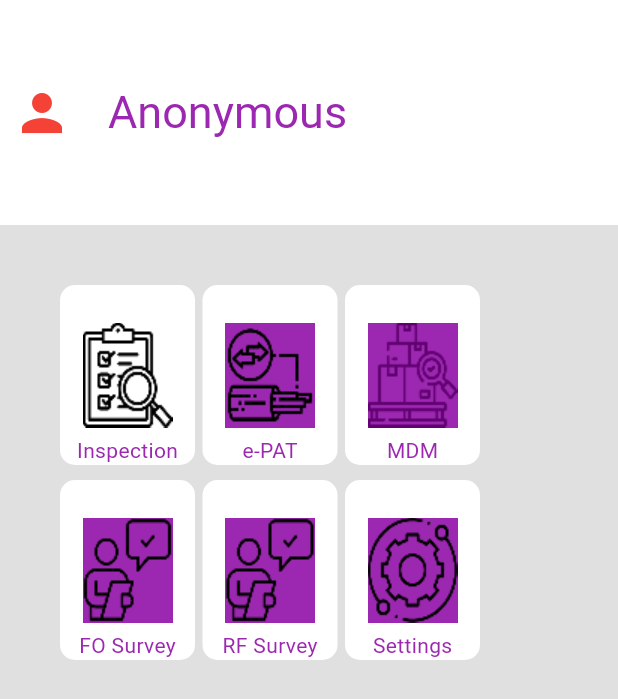
After one commit to zackama/eqait_test, a Flutter app: the SocendPage screen opened directly, on a phone screen of 412 x 824 dp. The commit adds this screen. Shown: the top 699 px of the screen. Run offline on Flutter 3.47's test engine with Material 3 defaults, Android fonts, the phone set to English and light mode, and no system bars.

Commit message:
home and nav

```diff
--- a/lib/main.dart
+++ b/lib/main.dart
@@ -1,6 +1,6 @@
 import 'package:eqait_test/pages/signin.dart';
 import 'package:flutter/material.dart';
-
+import 'package:eqait_test/pages/homepage.dart';
 void main() {
   runApp(HomePage());
 }
--- /dev/null
+++ b/lib/pages/homepage.dart
@@ -0,0 +1,211 @@
+import 'package:flutter/material.dart';
+import 'package:flutter/widgets.dart';
+
+class SocendPage extends StatelessWidget {
+  @override
+  Widget build(BuildContext context) {
+    return Scaffold(
+      appBar: AppBar(
+        title: const Text('Anonymous',style: TextStyle(color: Colors.purple, fontSize: 30,)),
+        backgroundColor: Colors.white,
+        toolbarHeight: 150.0,
+        leading: const Icon(Icons.person, size: 40, color: Colors.red,),
+      ),
+      body: Stack(
+        children: [
+          Container(
+            decoration: BoxDecoration(
+              color: Colors.grey[300],
+            ),
+            child: Padding(
+              padding: const EdgeInsets.all(40.0),
+              child: Stack(
+                children: [
+                  Column(
+                    children: [
+                      Row(
+                        children: [
+                          Container(
+                            decoration: BoxDecoration(
+                              color: Colors.white,
+                              borderRadius: BorderRadius.circular(10.0),
+                              image: const DecorationImage(
+                                  image: ResizeImage(
+                                      AssetImage('assets/inspection.png'),
+                                      width: 60,
+                                      height: 70),
+                                  alignment: Alignment.center),
+                            ),
+                            width: 90,
+                            height: 120,
+                            child: const Align(
+                              alignment: Alignment.bottomCenter,
+                              child:  Text(
+                                "Inspection",
+                                style: TextStyle(
+                                  color: Colors.purple,
+                                ),
+                              ),
+                            ),
+                          ),
+                          const SizedBox(width: 5),
+                          Container(
+                            decoration: BoxDecoration(
+                              color: Colors.white,
+                              borderRadius: BorderRadius.circular(10.0),
+                              image: const DecorationImage(
+                                image: ResizeImage(
+                                    AssetImage('assets/fiber.png'),
+                                    width: 60,
+                                    height: 70),
+                                alignment: Alignment.center,
+                                colorFilter: ColorFilter.mode(
+                                    Colors.purple, BlendMode.color),
+                              ),
+                            ),
+                            width: 90,
+                            height: 120,
+                            child: const Align(
+                              alignment: Alignment.bottomCenter,
+                              child:  Text(
+                                "e-PAT",
+                                style: TextStyle(
+                                  color: Colors.purple,
+                                ),
+                              ),
+                            ),
+                          ),
+                          const SizedBox(width: 5),
+                          Container(
+                            decoration: BoxDecoration(
+                              color: Colors.white,
+                              borderRadius: BorderRadius.circular(10.0),
+                              image: const DecorationImage(
+                                image: ResizeImage(
+                                    AssetImage(
+                                        'assets/material-management.png'),
+                                    width: 60,
+                                    height: 70),
+                                alignment: Alignment.center,
+                                colorFilter: ColorFilter.mode(
+                                    Colors.purple, BlendMode.color),
+                              ),
+                            ),
+                            width: 90,
+                            height: 120,
+                            child: const Align(
+                              alignment: Alignment.bottomCenter,
+                              child:  Text(
+                                "MDM",
+                                style: TextStyle(
+                                  color: Colors.purple,
+                                ),
+                              ),
+                            ),
+                          ),
+                        ],
+                      ),
+                      const SizedBox(
+                        height: 10,
+                      ),
+                      Row(
+                        children: [
+                          Container(
+                            decoration: BoxDecoration(
+                              color: Colors.white,
+                              borderRadius: BorderRadius.circular(10),
+                              image: const DecorationImage(
+                                image: ResizeImage(
+                                    AssetImage('assets/surveyor.png'),
+                                    width: 60,
+                                    height: 70),
+                                alignment: Alignment.center,
+                                colorFilter: ColorFilter.mode(
+                                    Colors.purple, BlendMode.color),
+                              ),
+                            ),
+                            width: 90,
+                            height: 120,
+                            child: const Align(
+                              alignment: Alignment.bottomCenter,
+                              child:  Text(
+                                "FO Survey",
+                                style: TextStyle(
+                                  color: Colors.purple,
+                                ),
+                              ),
+                            ),
+                          ),
+                          const SizedBox(
+                            width: 5,
+                            height: 30,
+                          ),
+                          Container(
+                            decoration: BoxDecoration(
+                              color: Colors.white,
+                              borderRadius: BorderRadius.circular(10),
+                              image: const DecorationImage(
+                                image: ResizeImage(
+                                    AssetImage('assets/surveyor.png'),
+                                    width: 60,
+                                    height: 70),
+                                alignment: Alignment.center,
+                                colorFilter: ColorFilter.mode(
+                                    Colors.purple, BlendMode.color),
+                              ),
+                            ),
+                            width: 90,
+                            height: 120,
+                            child: const Align(
+                              alignment: Alignment.bottomCenter,
+                              child:  Text(
+                                "RF Survey",
+                                style: TextStyle(
+                                  color: Colors.purple,
+                                ),
+                              ),
+                            ),
+                          ),
+                          const SizedBox(
+                            width: 5,
+                            height: 30,
+                          ),
+                          Container(
+                            decoration: BoxDecoration(
+                              color: Colors.white,
+                              borderRadius: BorderRadius.circular(10),
+                              image: const DecorationImage(
+                                image: ResizeImage(
+                                    AssetImage('assets/settings.png'),
+                                    width: 60,
+                                    height: 70),
+                                alignment: Alignment.center,
+                                colorFilter: ColorFilter.mode(
+                                    Colors.purple, BlendMode.color),
+                              ),
+                            ),
+                            width: 90,
+                            height: 120,
+                            child: const Align(
+                              alignment: Alignment.bottomCenter,
+                              child:  Text(
+                                "Settings",
+                                style: TextStyle(
+                                  color: Colors.purple,
+                                ),
+                              ),
+                            ),
+                          ),
+                        ],
+                      ),
+                    ],
+                  ),
+                ],
+              ),
+            ),
+          ),
+        ],
+      ),
+    );
+  }
+}
--- a/lib/pages/signin.dart
+++ b/lib/pages/signin.dart
@@ -1,4 +1,5 @@
 import 'package:flutter/material.dart';
+import 'package:eqait_test/pages/homepage.dart';
 
 class SignIn extends StatefulWidget {
   @override
@@ -7,6 +8,8 @@ class SignIn extends StatefulWidget {
 
 class _SignInState extends State<SignIn> {
   bool _isPasswordVisible = false;
+  final TextEditingController _usernameController = TextEditingController();
+  final TextEditingController _passwordController = TextEditingController();
 
   @override
   Widget build(BuildContext context) {
@@ -50,8 +53,9 @@ class _SignInState extends State<SignIn> {
                       ],
                     ),
                     const SizedBox(height: 30),
-                    const TextField(
-                      decoration: InputDecoration(
+                     TextField(
+                      controller: _usernameController,
+                       decoration: const InputDecoration(
                         border: OutlineInputBorder(),
                         hintText: "Email/Username",
                         prefixIcon: Padding(
@@ -66,6 +70,7 @@ class _SignInState extends State<SignIn> {
                     ),
                     const SizedBox(height: 20),
                     TextField(
+                      controller: _passwordController,
                       obscureText: !_isPasswordVisible,
                       decoration: InputDecoration(
                         prefixIcon: const Padding(
@@ -93,26 +98,51 @@ class _SignInState extends State<SignIn> {
                         hintText: "Password",
                       ),
                     ),
-                    const SizedBox(width: double.infinity,),
+                    const SizedBox(
+                      width: double.infinity,
+                    ),
                     ElevatedButton(
                       style: const ButtonStyle(
                         foregroundColor: WidgetStatePropertyAll(Colors.white),
                         backgroundColor: WidgetStatePropertyAll(Colors.red),
                       ),
-                      onPressed: () {},
+                      onPressed: () {
+                        print("Username: ${_usernameController.text}");
+                        print("Password: ${_passwordController.text}");
+                        if (_usernameController.text == "flutter" &&
+                            _passwordController.text == "123456") {
+                          Navigator.push(
+                            context,
+                            MaterialPageRoute(builder: (context) => SocendPage()),
+                          );
+                        } else {
+                          ScaffoldMessenger.of(context).showSnackBar(
+                            const SnackBar(
+                                content: Text('Invalid credentials')),
+                          );
+                        }
+                      },
                       child: const Text("Sign In"),
                     ),
                     const Expanded(child: SizedBox()),
                     Row(
                       mainAxisAlignment: MainAxisAlignment.spaceEvenly,
                       children: [
-                  Image.asset('assets/nt_logo.png', height: 80, width: 80,),
+                        Image.asset(
+                          'assets/nt_logo.png',
+                          height: 80,
+                          width: 80,
+                        ),
                         Text("|"),
-                  Image.asset('assets/stc.png', height: 60, width: 60,),
-
+                        Image.asset(
+                          'assets/stc.png',
+                          height: 60,
+                          width: 60,
+                        ),
                       ],
                     ),
-              ],),
+                  ],
+                ),
               ),
             ),
           ),
--- a/pubspec.yaml
+++ b/pubspec.yaml
@@ -65,6 +65,11 @@ flutter:
    - assets/riyadh_landscape.png
    - assets/stc.png
    - assets/user.png
+   - assets/fiber.png
+   - assets/inspection.png
+   - assets/material-management.png
+   - assets/settings.png
+   - assets/surveyor.png
 
   # An image asset can refer to one or more resolution-specific "variants", see
   # https://flutter.dev/assets-and-images/#resolution-aware
```
Also changed, not shown: assets/fiber.png (added), assets/inspection.png (added), assets/material-management.png (added), assets/settings.png (added), assets/surveyor.png (added). Lines whose indentation alone changed are shown as unchanged.
